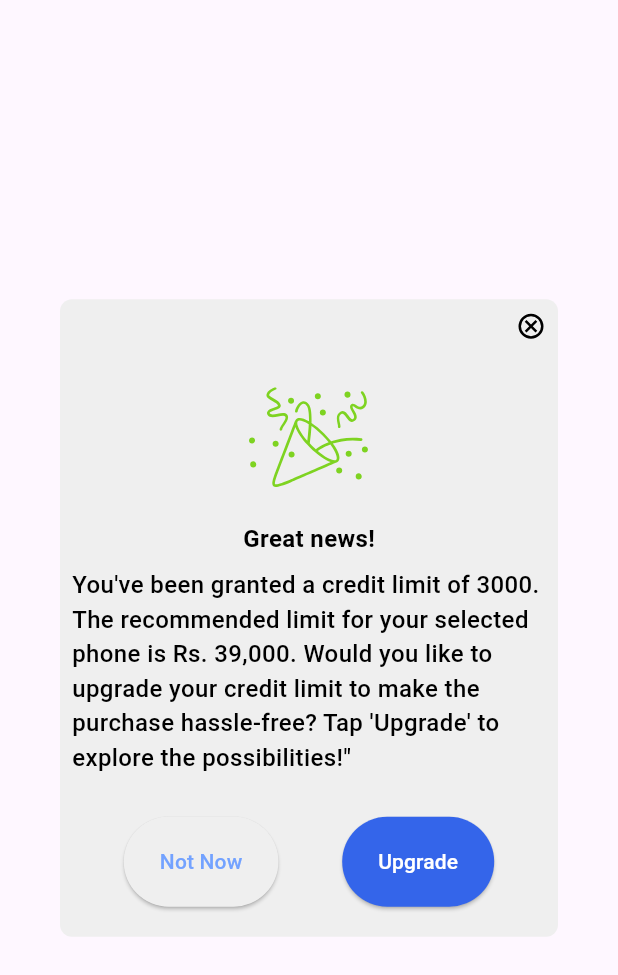
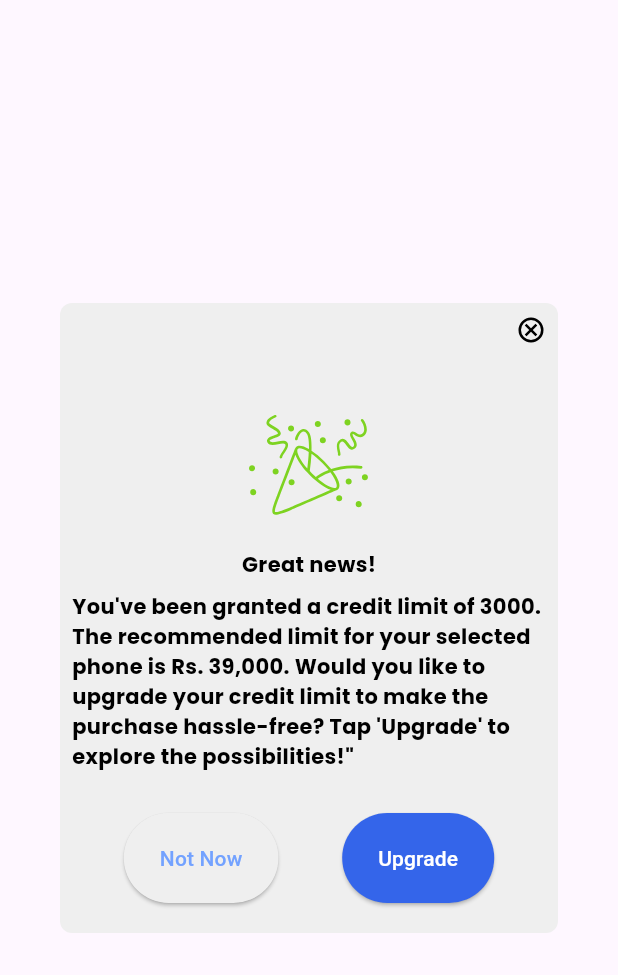
Before and after one commit to suneelasiddiqui12/Flutter-Stacked-Implementation, a Flutter app: the DialogComponent widget shown alone on an empty page, opened directly, on a phone screen of 412 x 824 dp. Shown: the top 975 px of the screen. Run offline on Flutter 3.47's test engine with Material 3 defaults, Android fonts, the light colour scheme and no system bars; our stand-ins replace dio, flutter_screenutil, flutter_svg, google_fonts, image_picker, pinput and 3 more.

Commit message:
- Modified components and screens

```diff
--- a/lib/constant/font_styles_constant.dart
+++ b/lib/constant/font_styles_constant.dart
@@ -100,7 +100,7 @@ class FontStylesConstant {
         color: color,
         fontWeight: fontWeight,
         fontStyle: fontStyle,
-        fontSize: 14.fontSize,
+        fontSize: 14,
         decoration: decoration,
       );
 
--- a/lib/ui/views/form_advance/form_advance_view.dart
+++ b/lib/ui/views/form_advance/form_advance_view.dart
@@ -33,7 +33,7 @@ class FormAdvanceView extends StatelessWidget {
                             TextFormFieldComponent(
                               hintText: AppStrings.hintAddress,
                               controller: model.addressController,
-                              validator: (value) => validateName(value),
+                              validator: (value) => validateAddress(value),
                             ),
                             const TextComponent(AppStrings.income),
                             TextFormFieldComponent(
@@ -46,7 +46,7 @@ class FormAdvanceView extends StatelessWidget {
                             TextFormFieldComponent(
                               hintText: AppStrings.hintAddress,
                               controller: model.referenceNameController,
-                              validator: (value) => validateAddress(value),
+                              validator: (value) => validateName(value),
                             ),
                             const TextComponent(AppStrings.refNumber),
                             TextFormFieldComponent(
--- a/lib/ui/views/forms/form_basic_view.dart
+++ b/lib/ui/views/forms/form_basic_view.dart
@@ -59,7 +59,7 @@ class FormBasicView extends StatelessWidget {
                         onPressed: () {
                           model.formKey.currentState!.validate()
                               ? NavService.navigateTo(Routes.onBoardingView)
-                              : Text('ABCDEF');
+                              : const Text('ABCDEF');
                         }),
                   )
                 ],
--- a/lib/utils/validation_util.dart
+++ b/lib/utils/validation_util.dart
@@ -2,7 +2,7 @@
 
 final emailRegex = RegExp(r'^[a-zA-Z0-9+._-]+@[a-zA-Z0-9.-]+\.[a-zA-Z]{2,}$');
   final passwordRegex = RegExp(r'^.{8,}$');
-  final usernameRegex = RegExp(r'^.{3,}$');
+  final usernameRegex = RegExp(r'^.{9,}$');
   final digitRegex = RegExp(r'^\d+$');
   final cnicRegex = RegExp(r'^\d{5}-\d{7}-\d{1}$');
 
@@ -19,7 +19,7 @@ final emailRegex = RegExp(r'^[a-zA-Z0-9+._-]+@[a-zA-Z0-9.-]+\.[a-zA-Z]{2,}$');
       return emptyFieldError;
     }
     if (!usernameRegex.hasMatch(value!)) {
-      return 'Min three characters limit is required';
+      return 'Min ten characters limit is required';
     }
     return null;
   }
--- a/lib/widgets/dialog_component.dart
+++ b/lib/widgets/dialog_component.dart
@@ -1,6 +1,7 @@
 import 'package:flutter/material.dart';
 import 'package:flutter_stacked_implementation/constant/app_colors.dart';
 import 'package:flutter_stacked_implementation/constant/app_images.dart';
+import 'package:flutter_stacked_implementation/constant/font_styles_constant.dart';
 import 'package:flutter_stacked_implementation/widgets/button_component.dart';
 import 'package:flutter_svg/flutter_svg.dart';
 
@@ -46,19 +47,16 @@ class DialogComponent extends StatelessWidget {
       child: Column(
         mainAxisSize: MainAxisSize.min,
         children: [
-          if (showCancelButton == true)
+          if (showCancelButton == true) ...[
             Row(
               children: [
-                Expanded(
-                  child: Container(), // Placeholder to center icHurrah
-                ),
+                Expanded(child: Container()), // Placeholder to center icHurrah
                 Align(
                   alignment: Alignment.topRight,
                   child: Padding(
                     padding: const EdgeInsets.all(8.0),
                     child: SvgPicture.asset(
                       AppImagePaths.vectorCloseIcon,
-                      // Replace with the actual path to your logo
                       height: 20.0,
                       width: 20.0,
                       fit: BoxFit.contain,
@@ -67,11 +65,12 @@ class DialogComponent extends StatelessWidget {
                 ),
               ],
             ),
+            const SizedBox(height: 16.0),
+          ],
           Padding(
             padding: const EdgeInsets.all(16.0),
             child: SvgPicture.asset(
               AppImagePaths.hurrahImg,
-              // Replace with the actual path to your logo
               height: 80.0,
               width: 80.0,
               fit: BoxFit.contain,
@@ -79,24 +78,18 @@ class DialogComponent extends StatelessWidget {
           ),
           Text(
             dialogTitle ?? '',
-            style: TextStyle(
-                color: Colors.black,
-                fontSize: 16.0,
-                fontWeight: FontWeight.bold),
+            style: FontStylesConstant.font14(fontWeight: FontWeight.bold),
           ),
           Padding(
             padding: const EdgeInsets.all(8.0),
             child: Text(
               dialogSubtitle ?? '',
-              style: TextStyle(
-                  color: Colors.black,
-                  fontSize: 16.0,
-                  fontWeight: FontWeight.w500),
+              style: FontStylesConstant.font14(fontWeight: FontWeight.bold),
             ),
           ),
           const SizedBox(height: 20.0),
-          addButton ?
-          Row(
+          addButton
+              ? Row(
                 mainAxisAlignment: MainAxisAlignment.spaceEvenly,
                 children: [
                   ButtonComponent(
@@ -117,18 +110,6 @@ class DialogComponent extends StatelessWidget {
                   onPressed: onPressed,
               ),
           const SizedBox(height: 20.0),
-
-          // Container(
-          //   width: double.infinity,
-          //   margin: const EdgeInsets.fromLTRB(24, 8, 24, 16),
-          //   decoration: BoxDecoration(
-          //   borderRadius: BorderRadius.circular(10.0), // Set border radius here
-          //   ),
-          //   child: ButtonComponent(
-          //     buttonText: buttonText ?? "Next",
-          //     onPressed: onPressed,
-          //   ),
-          // ),
         ],
       ),
     );
--- a/lib/widgets/svg_icon_component.dart
+++ b/lib/widgets/svg_icon_component.dart
@@ -6,6 +6,7 @@ class SvgIconComponent extends StatelessWidget {
   final double height;
   final double width;
   final Color? color;
+  final BoxFit? fit;
 
   const SvgIconComponent({
     Key? key,
@@ -13,12 +14,13 @@ class SvgIconComponent extends StatelessWidget {
     this.height = 21,
     this.width = 21,
     this.color,
+    this.fit,
   }) : super(key: key);
 
   @override
   Widget build(BuildContext context) {
     return SvgPicture.asset(
-      fit: BoxFit.cover,
+      fit: fit ?? BoxFit.cover,
       icon,
       height: height,
       width: width,
```
Also changed, not shown: lib/widgets/text_form_field_component.dart (+58 -15 lines). Lines whose indentation alone changed are shown as unchanged.
